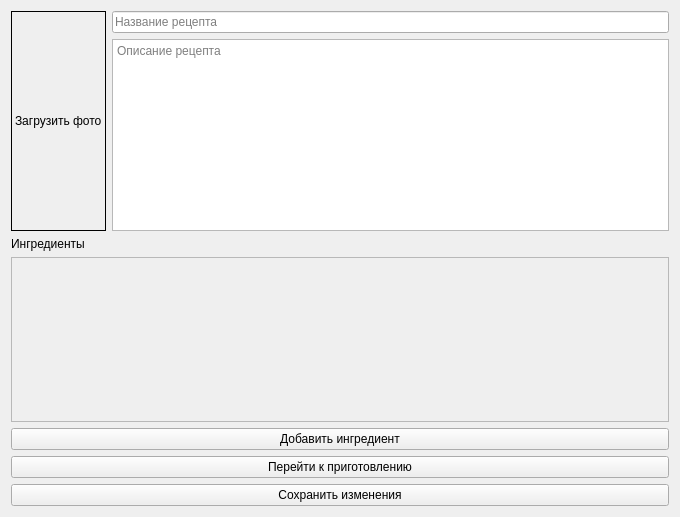
This is recipeeditor.ui in Pavel-Kr/Curs_visual as Qt 5 draws it before an edit. The edited form follows.
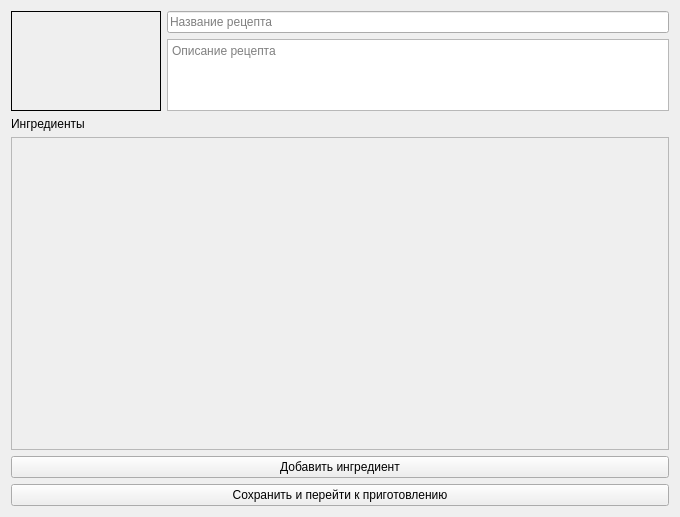
This is the edited form. Icons and pictures are not drawn. Custom widgets are drawn as their Qt base class.

```diff
--- a/recipeeditor.ui
+++ b/recipeeditor.ui
@@ -13,25 +13,44 @@
   <property name="windowTitle">
    <string>Редактор рецептов</string>
   </property>
-  <layout class="QVBoxLayout" name="verticalLayout_2">
+  <property name="windowIcon">
+   <iconset resource="src.qrc">
+    <normaloff>:/ico/ico/recipe book.png</normaloff>:/ico/ico/recipe book.png</iconset>
+  </property>
+  <layout class="QVBoxLayout" name="verticalLayout_3">
    <item>
     <layout class="QHBoxLayout" name="horizontalLayout">
      <item>
       <widget class="QLabel" name="photoLabel">
        <property name="minimumSize">
         <size>
-         <width>0</width>
-         <height>0</height>
+         <width>150</width>
+         <height>100</height>
         </size>
        </property>
+       <property name="maximumSize">
+        <size>
+         <width>150</width>
+         <height>125</height>
+        </size>
+       </property>
+       <property name="acceptDrops">
+        <bool>true</bool>
+       </property>
        <property name="frameShape">
         <enum>QFrame::Panel</enum>
        </property>
        <property name="text">
-        <string>Загрузить фото</string>
+        <string/>
+       </property>
+       <property name="pixmap">
+        <pixmap resource="src.qrc">:/ico/ico/camera.png</pixmap>
+       </property>
+       <property name="alignment">
+        <set>Qt::AlignCenter</set>
        </property>
        <property name="margin">
-        <number>50</number>
+        <number>0</number>
        </property>
       </widget>
      </item>
@@ -47,7 +66,7 @@
        <item>
         <widget class="QPlainTextEdit" name="descriptionEdit">
          <property name="sizePolicy">
-          <sizepolicy hsizetype="Expanding" vsizetype="Preferred">
+          <sizepolicy hsizetype="Expanding" vsizetype="Ignored">
            <horstretch>0</horstretch>
            <verstretch>0</verstretch>
           </sizepolicy>
@@ -85,7 +104,7 @@
         <x>0</x>
         <y>0</y>
         <width>660</width>
-        <height>163</height>
+        <height>310</height>
        </rect>
       </property>
       <layout class="QGridLayout" name="gridLayout">
@@ -110,6 +129,8 @@
     </widget>
    </item>
    <item>
+    <layout class="QVBoxLayout" name="verticalLayout_2">
+     <item>
     <widget class="QPushButton" name="addIngredientButton">
      <property name="text">
       <string>Добавить ингредиент</string>
@@ -119,19 +140,23 @@
    <item>
     <widget class="QPushButton" name="stepsEditButton">
      <property name="text">
-      <string>Перейти к приготовлению</string>
+        <string>Сохранить и перейти к приготовлению</string>
      </property>
     </widget>
    </item>
-   <item>
-    <widget class="QPushButton" name="saveButton">
-     <property name="text">
-      <string>Сохранить изменения</string>
-     </property>
-    </widget>
+    </layout>
    </item>
   </layout>
  </widget>
- <resources/>
+ <customwidgets>
+  <customwidget>
+   <class>DropLabel</class>
+   <extends>QLabel</extends>
+   <header>droplabel.h</header>
+  </customwidget>
+ </customwidgets>
+ <resources>
+  <include location="src.qrc"/>
+ </resources>
  <connections/>
 </ui>
```
Left out of the diff: 4 changed lines with no effect on the pictures. Lines whose indentation alone changed are shown as unchanged.
